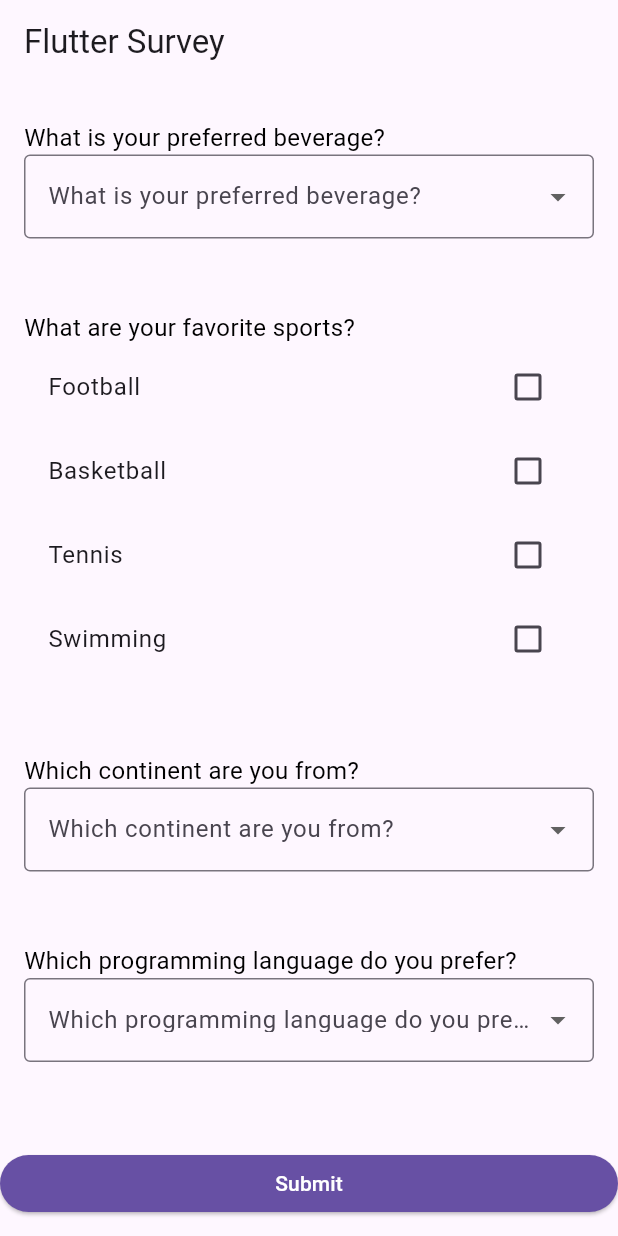
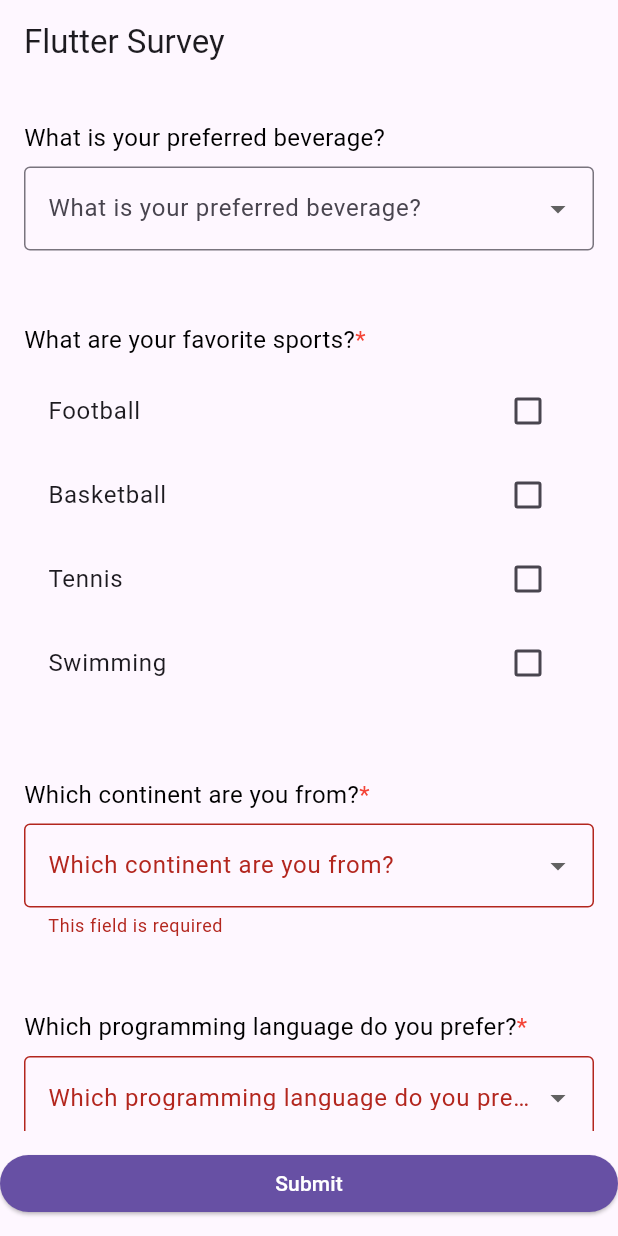
Before and after one commit to Frabbi727/dynami_survey, a Flutter app: the screen it shows after launch, after a tap on "Submit", on a phone screen of 412 x 824 dp. Run offline on Flutter 3.47's test engine with Material 3 defaults, Android fonts, the phone set to English and light mode, and no system bars.

Commit message:
added star mark after the mandatory question

```diff
--- a/lib/example/main.dart
+++ b/lib/example/main.dart
@@ -46,6 +46,7 @@
         title: Text(widget.title),
       ),
    body: QuestionForm(
+
      questions: sampleQuestions,
      onSubmit: (answers) {
        // Perform actions with the answers, such as calling an API or navigating to another page
@@ -65,7 +66,7 @@
     // Dropdown question with follow-ups
     QuestionModel(
       id: 11,
-      isMandatory: true,
+      isMandatory: false,
       question: 'What is your preferred beverage?',
       dropdownOptions: ['Coffee', 'Tea', 'Juice', 'Water'],
       dropdownFollowUps: {
--- a/lib/src/question_model.dart
+++ b/lib/src/question_model.dart
@@ -1,12 +1,12 @@
 class QuestionModel {
   final int id;
   final String question;
+  final String? description;
   final bool isMandatory;
   final bool singleChoice;
   final Map<String, List<QuestionModel>?>? answerChoices;
   final List<String>? dropdownOptions;
-  final Map<String, List<QuestionModel>?>? dropdownFollowUps; // Follow-up questions based on dropdown selection
-
+  final Map<String, List<QuestionModel>?>? dropdownFollowUps;
   QuestionModel({
     required this.id,
     required this.question,
@@ -14,6 +14,7 @@
     this.singleChoice = true,
     this.answerChoices,
     this.dropdownOptions,
-    this.dropdownFollowUps, // Initialize new field
+    this.dropdownFollowUps,
+    this.description,// Initialize new field
   });
 }
--- a/lib/src/question_widget.dart
+++ b/lib/src/question_widget.dart
@@ -1,8 +1,6 @@
 import 'package:dynamic_question/src/question_model.dart';
 import 'package:flutter/material.dart';
 
-import 'package:dynamic_question/src/question_model.dart';
-import 'package:flutter/material.dart';
 
 class QuestionForm extends StatefulWidget {
   final List<QuestionModel> questions;
@@ -170,6 +168,7 @@
   final TextEditingController textController = TextEditingController();
   String? selectedDropdownValue;
   List<QuestionModel>? dropdownFollowUps;
+  bool hasValidationError = false;
 
   @override
   void initState() {
@@ -191,14 +190,45 @@
       child: Column(
         crossAxisAlignment: CrossAxisAlignment.start,
         children: [
-          Text(
+          Row(
+            children: [
+              Flexible(
+                child: Text(
                   widget.question.question,
                   style: TextStyle(
                     fontSize: widget.fontSize ?? 16,
                     color: widget.textColor ?? Colors.black,
                   ),
                 ),
+              ),
+              if (widget.question.isMandatory)
+                Text(
+                  '*',
+                  style: TextStyle(color: Colors.red, fontSize: widget.fontSize ?? 16),
+                ),
+            ],
+          ),
+          if (widget.question.description != null && widget.question.description!.isNotEmpty)
+            Padding(
+              padding: const EdgeInsets.only(top: 4.0),
+              child: Text(
+                widget.question.description!,
+                style: TextStyle(
+                  fontSize: (widget.fontSize ?? 16) * 0.8,
+                  color: widget.textColor?.withOpacity(0.7) ?? Colors.black.withOpacity(0.7),
+                ),
+              ),
+            ),
+          SizedBox(height: 8.0),
           _buildAnswerInput(widget.question),
+          if (hasValidationError)
+            Padding(
+              padding: const EdgeInsets.only(top: 8.0),
+              child: Text(
+                'This field is required',
+                style: TextStyle(color: Colors.red, fontSize: (widget.fontSize ?? 16) * 0.8),
+              ),
+            ),
           if (followUpQuestions != null && followUpQuestions!.isNotEmpty) ..._buildFollowUpQuestions(),
           if (dropdownFollowUps != null && dropdownFollowUps!.isNotEmpty) ..._buildDropdownFollowUps(),
         ],
@@ -237,12 +267,19 @@
         setState(() {
           selectedDropdownValue = value;
           dropdownFollowUps = question.dropdownFollowUps?[value];
+          hasValidationError = false;
         });
         widget.onAnswerSelected({
           "id": question.id,
           "question": question.question,
           "answer": selectedDropdownValue,
         });
+      },
+      validator: (value) {
+        if (widget.question.isMandatory && (value == null || value.isEmpty)) {
+          return 'This field is required';
+        }
+        return null;
       },
     );
   }
@@ -257,6 +294,7 @@
           setState(() {
             selectedAnswer = value;
             followUpQuestions = question.answerChoices?[value];
+            hasValidationError = false;
           });
           widget.onAnswerSelected({
             "id": question.id,
@@ -283,6 +321,7 @@
                 followUpQuestions?.addAll(question.answerChoices?[key] ?? []);
               }
             });
+            hasValidationError = false;
           });
           widget.onAnswerSelected({
             "id": question.id,
@@ -306,13 +345,14 @@
         ),
       ),
       onChanged: (value) {
-        if (value.isNotEmpty) {
+        setState(() {
+          hasValidationError = value.isEmpty && widget.question.isMandatory;
+        });
         widget.onAnswerSelected({
           "id": widget.question.id,
           "question": widget.question.question,
           "answer": value,
         });
-        }
       },
       validator: (value) {
         if (widget.question.isMandatory && (value == null || value.isEmpty)) {
```
Lines whose indentation alone changed are shown as unchanged.
